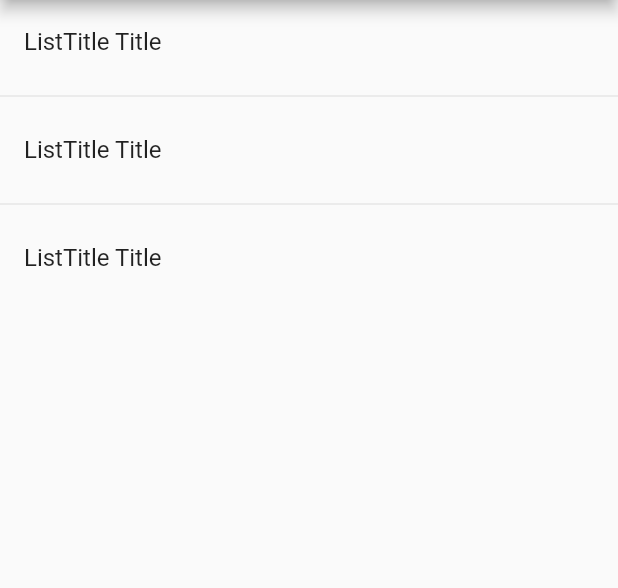
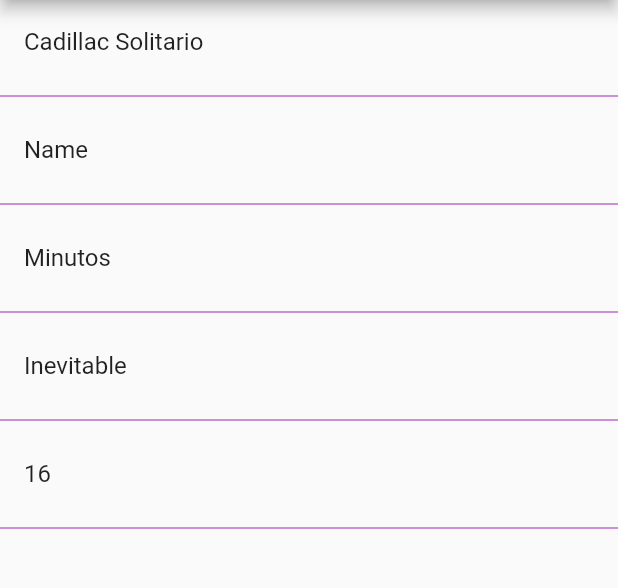
Before and after one commit to AdrianC47/Flutter-Una-introduccion-al-SDK-de-Google, a Flutter app: the screen it shows after launch, on a phone screen of 412 x 824 dp, the part 84-672 px from its top. Run offline on Flutter 3.47's test engine with Material 2 defaults, Android fonts, the phone set to English and light mode, and no system bars.

Commit message:
Crear ListTile a partir de una lista estática

```diff
--- a/Proyectos-Flutter/componentes/lib/src/pages/home_temp.dart
+++ b/Proyectos-Flutter/componentes/lib/src/pages/home_temp.dart
@@ -2,6 +2,8 @@ import 'package:flutter/material.dart';
 
 
 class HomePageTemp extends StatelessWidget {
+
+  final opciones = ['Cadillac Solitario','Name','Minutos','Inevitable','16'];
 
   @override
   Widget build(BuildContext context) {
@@ -10,20 +12,35 @@ class HomePageTemp extends StatelessWidget {
         title: Text("Componentes Temp"),
       ),
       body: ListView(
-        children: <Widget>[
-          ListTile(
-            title: Text("ListTitle Title"),
-          ),
-          Divider(),
-          ListTile(
-            title: Text("ListTitle Title"),
-          ),
-          Divider(),
-          ListTile(
-            title: Text("ListTitle Title"),
-          )
-        ],
+        children: _crearItems()
       ),
     );
   }
+
+
+  List<Widget> _crearItems(){
+    // Tenemos dos formas de transformar una lista en una lista de Widgets
+
+    List<Widget> lista =  [];// se crea una lista de Widgets
+
+    for (String opt in opciones) {
+
+        final tempWidget = ListTile(
+          title: Text(opt),
+          // Di
+        );
+        //Aqui se usa el operador de cascada
+        lista..add(tempWidget) //Este operador permite realizar varias operaciones en el mismo objeto sin tener que repetir el nombre del objeto
+             ..add(Divider(color: Colors.purple,)); // esta es con codigo mas limpio, Continuando con la cascada, se está agregando otro widget a la lista.
+
+        // lista.add(Divider(color: Colors.purple,)); //esta es la forma tradicional
+    }
+
+
+    return lista;
+  }
+
+  List<Widget> _crearItemsCorta(){
+
+  }
 }
```
